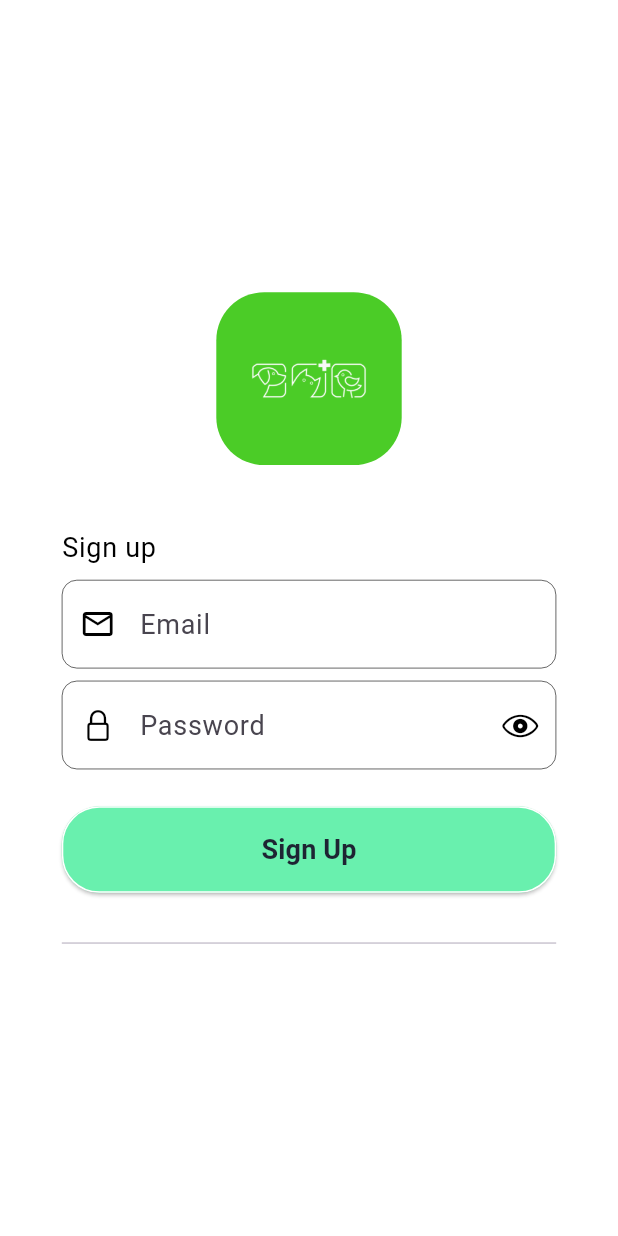
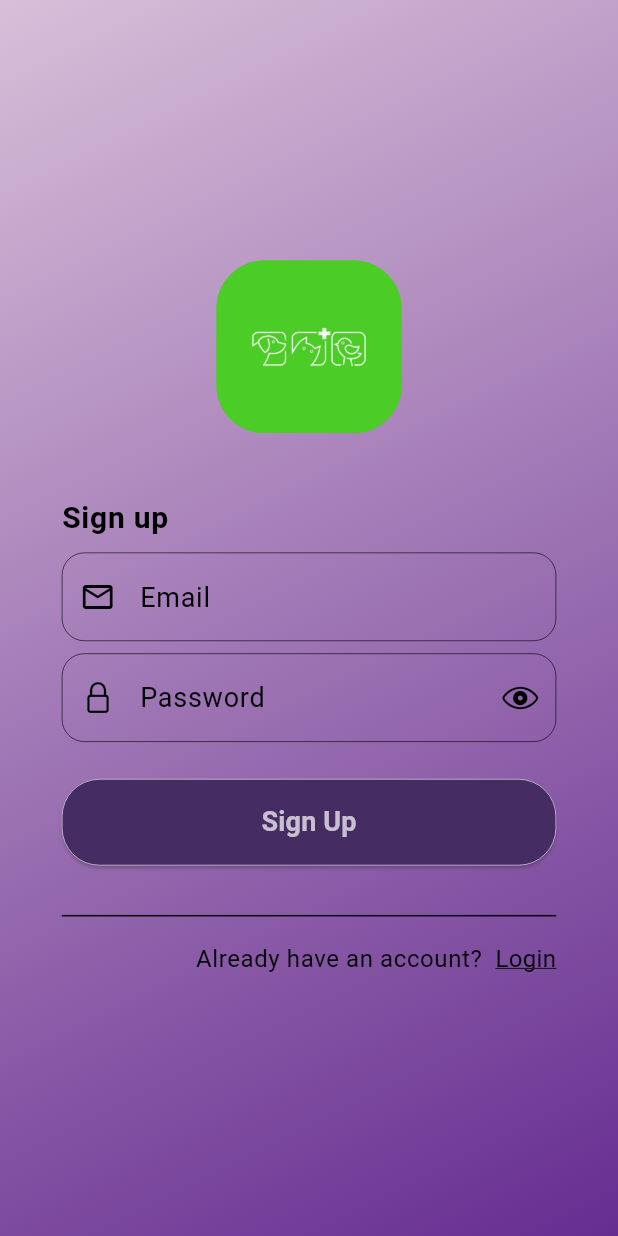
Before and after one commit to akp-dev2230/petmate, a Flutter app: the screen it shows after launch, after a tap on "Get Started", after a tap on "Next", after a tap on "Sign Up", on a phone screen of 412 x 824 dp. Run offline on Flutter 3.47's test engine with Material 3 defaults, Android fonts, the phone set to English and light mode, and no system bars; our stand-ins replace animate_do, cloud_firestore, firebase_auth, firebase_core, flutter_rating_bar, get and 4 more; accounts and stored records are empty.

Commit message:
changes in UI of the application

```diff
--- a/lib/app_theme.dart
+++ b/lib/app_theme.dart
@@ -1,46 +1,22 @@
-import 'package:flutter/cupertino.dart';
 import 'package:flutter/material.dart';
 
 class AppTheme {
-  static ThemeData lightTheme(BuildContext context) {
+  static ThemeData appTheme(BuildContext context) {
     double screenWidth = MediaQuery.of(context).size.width;
     double fontSize = screenWidth > 600 ? 22 : 18;
 
     return ThemeData(
-      brightness: Brightness.light,
       appBarTheme: const AppBarTheme(
-        backgroundColor: Colors.white,
-        foregroundColor: Colors.black,
+        backgroundColor: Color(0xFF452c63),
+        elevation: 2.0,
       ),
       useMaterial3: true,
-      textTheme: TextTheme(
-        bodyLarge: TextStyle(fontSize: fontSize, color: Colors.black),
-        bodyMedium: const TextStyle(fontSize: 16, color: Colors.black54)
+      textTheme: const TextTheme(
+        bodyLarge: TextStyle(fontSize: 20, fontWeight: FontWeight.bold, color: Colors.black),
+        titleMedium: TextStyle(fontSize: 18, fontWeight: FontWeight.bold, color: Colors.black),
+        bodyMedium: TextStyle(fontSize: 18, color: Colors.black),
+        bodySmall: TextStyle(fontSize: 16, color: Colors.black),
       ),
-      navigationBarTheme: const NavigationBarThemeData(
-        backgroundColor: CupertinoColors.systemGrey6,
-      )
-    );
-  }
-
-  static ThemeData darkTheme(BuildContext context) {
-    double screenWidth = MediaQuery.of(context).size.width;
-    double fontSize = screenWidth > 600 ? 22 : 18;
-
-    return ThemeData(
-      brightness: Brightness.dark,
-      appBarTheme: const AppBarTheme(
-        backgroundColor: Color(0xFF1E2433),
-        foregroundColor: Colors.white,
-      ),
-      useMaterial3: true,
-      textTheme: TextTheme(
-        bodyLarge: TextStyle(fontSize: fontSize, color: Colors.white),
-        bodyMedium: const TextStyle(fontSize: 16, color: CupertinoColors.systemGrey),
-      ),
-      navigationBarTheme: const NavigationBarThemeData(
-        backgroundColor: Color(0xFF2b2f3d),
-      )
     );
   }
 }
--- /dev/null
+++ b/lib/background.dart
@@ -0,0 +1,19 @@
+import 'package:flutter/material.dart';
+
+Widget backGround({required Widget child}){
+  return Container(
+    width: double.infinity,
+    height: double.infinity,
+    decoration: const BoxDecoration(
+      gradient: LinearGradient(
+        begin: Alignment.topLeft, // Starting point of the gradient
+        end: Alignment.bottomRight, // Ending point of the gradient
+        colors: [
+          Color(0xFFD8BFD8),  // First gradient color
+          Color(0xFF662d91)  // Second gradient color
+        ],
+      ),
+    ),
+    child: child,
+  );
+}
--- a/lib/commonwidgets/commonbutton.dart
+++ b/lib/commonwidgets/commonbutton.dart
@@ -3,11 +3,12 @@ import 'package:flutter/material.dart';
 Widget commonButton({width, height, onNavigate, buttonName}){
   return ElevatedButton(
     style: ElevatedButton.styleFrom(
-      backgroundColor: Colors.greenAccent,
+      backgroundColor: const Color(0xFF452c63),
       foregroundColor: Colors.black, // Text color
       shape: RoundedRectangleBorder(
         side: const BorderSide(
             color: Colors.white,
+          width: 0.4
         ),
         borderRadius: BorderRadius.circular(25),
       ),
@@ -17,7 +18,7 @@ Widget commonButton({width, height, onNavigate, buttonName}){
     child: Text(
       buttonName,
       style: const TextStyle(
-        color: Color(0xFF1E2433),
+        color: Colors.white70,
         fontSize: 18,
         fontWeight: FontWeight.bold,
       ),
--- a/lib/commonwidgets/commontextfield.dart
+++ b/lib/commonwidgets/commontextfield.dart
@@ -4,21 +4,24 @@ Widget commonTextfield({controller, obstxt, preFixIcon, hinttext, suFFixIcon, su
   return TextField(
     controller: controller,
     obscureText: obstxt ?? false,
+    cursorColor: Colors.black,
+    style: const TextStyle(fontSize: 18, fontWeight: FontWeight.w400, color: Colors.black),
     decoration: InputDecoration(
-      prefixIcon: Icon(preFixIcon,color: Theme.of(context).appBarTheme.foregroundColor,),
+      prefixIcon: Icon(preFixIcon, color: Colors.black,),
       hintText: hinttext,
-      suffixIcon: IconButton(onPressed: suffIconPressed, icon: Icon(suFFixIcon,color: Theme.of(context).appBarTheme.foregroundColor,)),
+      hintStyle: const TextStyle(fontSize: 18, fontWeight: FontWeight.w400, color: Colors.black),
+      suffixIcon: IconButton(onPressed: suffIconPressed, icon: Icon(suFFixIcon,color: Colors.black,)),
       enabledBorder: OutlineInputBorder(
-            borderRadius: BorderRadius.circular(10.0),
-            borderSide: BorderSide(
-              color: Theme.of(context).appBarTheme.foregroundColor!,
+            borderRadius: BorderRadius.circular(15.0),
+            borderSide: const BorderSide(
+              color: Colors.black,
               width: 0.4,
             )
         ),
       focusedBorder: OutlineInputBorder(
-          borderRadius: BorderRadius.circular(10.0),
-          borderSide: BorderSide(
-            color: Theme.of(context).appBarTheme.foregroundColor!,
+          borderRadius: BorderRadius.circular(15.0),
+          borderSide: const BorderSide(
+            color: Colors.black,
             width: 1.0,
           )
       ),
--- a/lib/main.dart
+++ b/lib/main.dart
@@ -31,8 +31,7 @@ class MyApp extends StatelessWidget {
     return GetMaterialApp(
       title: 'PetMate',
       debugShowCheckedModeBanner: false,
-      theme: AppTheme.lightTheme(context),
-      darkTheme: AppTheme.darkTheme(context),
+      theme: AppTheme.appTheme(context),
       themeMode: ThemeMode.system,
       home: isLoggedIn ? const Landing() : const IntroPage(),
     );
--- a/lib/views/Cart/cart.dart
+++ b/lib/views/Cart/cart.dart
@@ -1,5 +1,4 @@
 import 'package:cloud_firestore/cloud_firestore.dart';
-import 'package:flutter/cupertino.dart';
 import 'package:flutter/material.dart';
 import 'package:get/get.dart';
 import 'package:petmate/Services/firestore_services.dart';
--- a/lib/views/Userinfo/accountinfo.dart
+++ b/lib/views/Userinfo/accountinfo.dart
@@ -4,6 +4,7 @@ import 'package:flutter/cupertino.dart';
 import 'package:flutter/material.dart';
 import 'package:get/get.dart';
 import 'package:petmate/Services/firestore_services.dart';
+import 'package:petmate/background.dart';
 import 'package:petmate/controllers/profile_controller.dart';
 import 'package:petmate/views/Userinfo/wishlist_screen.dart';
 import 'package:petmate/views/authentication_screen/loginscreen.dart';
@@ -23,8 +24,8 @@ class Accountinfo extends StatelessWidget {
     final profileIconsTitle = ["Profile", "My Orders", "Wishlist", "Manage Address", "Privacy policy", "Help and support",];
 
     return Scaffold(
-      backgroundColor: Theme.of(context).appBarTheme.backgroundColor,
-      body: StreamBuilder(
+      body: backGround(
+        child: StreamBuilder(
           stream: FirestoreServices.getUser(),
           builder: (BuildContext context, AsyncSnapshot<QuerySnapshot> snapshot){
 
@@ -140,6 +141,7 @@ class Accountinfo extends StatelessWidget {
             }
           },
         ),
+      ),
     );
   }
 }
--- a/lib/views/authentication_screen/forgetpasswordscreen.dart
+++ b/lib/views/authentication_screen/forgetpasswordscreen.dart
@@ -1,5 +1,6 @@
 import 'package:flutter/material.dart';
 import 'package:get/get.dart';
+import 'package:petmate/background.dart';
 import 'package:petmate/commonwidgets/commonbutton.dart';
 import 'package:petmate/commonwidgets/commontextfield.dart';
 import 'package:petmate/controllers/auth_controller.dart';
@@ -37,8 +38,8 @@ class _ForgetPasswordScreenState extends State<ForgetPasswordScreen> {
     final screenHeight = MediaQuery.of(context).size.height ;
 
     return Scaffold(
-      backgroundColor: Theme.of(context).appBarTheme.backgroundColor,
-      body: Padding(
+      body: backGround(
+        child: Padding(
           padding: EdgeInsets.symmetric(
             horizontal: MediaQuery.of(context).orientation == Orientation.portrait ? screenWidth*0.10 : screenWidth*0.15,
             vertical: MediaQuery.of(context).orientation == Orientation.portrait ? screenHeight*0.05 : screenHeight*0.10,
@@ -78,6 +79,7 @@ class _ForgetPasswordScreenState extends State<ForgetPasswordScreen> {
             ],
           ),
         ),
+      ),
     );
   }
 }
--- a/lib/views/authentication_screen/loginscreen.dart
+++ b/lib/views/authentication_screen/loginscreen.dart
@@ -1,10 +1,12 @@
 import 'package:flutter/cupertino.dart';
 import 'package:flutter/material.dart';
 import 'package:get/get.dart';
+import 'package:petmate/background.dart';
 import 'package:petmate/commonwidgets/commonbutton.dart';
 import 'package:petmate/commonwidgets/commontextfield.dart';
 import 'package:petmate/controllers/auth_controller.dart';
 import 'package:petmate/views/authentication_screen/forgetpasswordscreen.dart';
+import 'package:petmate/views/authentication_screen/signupscreen.dart';
 import 'package:petmate/views/landing_screen/landing.dart';
 
 
@@ -51,8 +53,8 @@ class _LoginScreenState extends State<LoginScreen> {
     final screenHeight = MediaQuery.of(context).size.height ;
 
     return Scaffold(
-      backgroundColor: Theme.of(context).appBarTheme.backgroundColor,
-      body: Center(
+      body: backGround(
+        child: Center(
           child: SingleChildScrollView(
             child: Padding(
               padding: EdgeInsets.symmetric(
@@ -83,7 +85,7 @@ class _LoginScreenState extends State<LoginScreen> {
                   SizedBox(height: MediaQuery.of(context).orientation == Orientation.portrait ? screenHeight*0.01 : screenHeight*0.03,),
                   commonTextfield(
                     controller: emailController,
-                  preFixIcon: Icons.email_outlined,
+                    preFixIcon: CupertinoIcons.mail,
                     hinttext: "Email",
                     context: context,
                   ),
@@ -117,12 +119,12 @@ class _LoginScreenState extends State<LoginScreen> {
                         },
                         child: Text(
                           "Forget Password ?",
-                        style: Theme.of(context).textTheme.bodyLarge,
+                          style: Theme.of(context).textTheme.bodySmall,
                         ),
                       )
                     ],
                   ),
-                const Divider(height: 1,),
+                  const Divider(height: 1, color: Colors.black,),
                   Center(
                     child: Text(
                       "OR",
@@ -136,7 +138,24 @@ class _LoginScreenState extends State<LoginScreen> {
                     buttonName: "Continue with Google",
                     onNavigate: (){},
                   ),
+                  SizedBox(height:MediaQuery.of(context).orientation == Orientation.portrait ? screenHeight*0.02 : screenHeight*0.05),
+                  Row(
+                    mainAxisAlignment: MainAxisAlignment.end,
+                    children: [
+                      Text("Don't have an account?  ", style: Theme.of(context).textTheme.bodySmall,),
+                      InkWell(
+                        onTap: (){
+                          Navigator.pushReplacement(context, MaterialPageRoute(builder: (context)=> const SignUpScreen()));
+                        },
+                        child: const Text(
+                          "Sign up",
+                          style: TextStyle(fontSize: 16, color: Colors.black, decoration: TextDecoration.underline),
+                        ),
+                      )
                     ],
+                  ),
+                ],
+              ),
             ),
           ),
         ),
--- a/lib/views/authentication_screen/signupscreen.dart
+++ b/lib/views/authentication_screen/signupscreen.dart
@@ -1,6 +1,7 @@
 import 'package:flutter/cupertino.dart';
 import 'package:flutter/material.dart';
 import 'package:get/get.dart';
+import 'package:petmate/background.dart';
 import 'package:petmate/commonwidgets/commonbutton.dart';
 import 'package:petmate/commonwidgets/commontextfield.dart';
 import 'package:petmate/controllers/auth_controller.dart';
@@ -43,8 +44,8 @@ class _SignUpScreenState extends State<SignUpScreen> {
     final screenHeight = MediaQuery.of(context).size.height;
 
     return Scaffold(
-      backgroundColor: Theme.of(context).appBarTheme.backgroundColor,
-      body: Center(
+      body: backGround(
+        child: Center(
           child: SingleChildScrollView(
             child: Padding(
               padding: EdgeInsets.symmetric(
@@ -101,8 +102,25 @@ class _SignUpScreenState extends State<SignUpScreen> {
                     onNavigate: ()=>signUp(),
                   ),
                   SizedBox(height: MediaQuery.of(context).orientation == Orientation.portrait ? screenHeight*0.04 : screenHeight*0.06),
-                const Divider(height: 1),
+                  const Divider(height: 1, color: Colors.black,),
+                  SizedBox(height:MediaQuery.of(context).orientation == Orientation.portrait ? screenHeight*0.02 : screenHeight*0.05),
+                  Row(
+                    mainAxisAlignment: MainAxisAlignment.end,
+                    children: [
+                      Text("Already have an account?  ", style: Theme.of(context).textTheme.bodySmall,),
+                      InkWell(
+                        onTap: (){
+                          Navigator.pushReplacement(context, MaterialPageRoute(builder: (context)=> const LoginScreen()));
+                        },
+                        child: const Text(
+                          "Login",
+                          style: TextStyle(fontSize: 16, color: Colors.black, decoration: TextDecoration.underline),
+                        ),
+                      )
                     ],
+                  ),
+                ],
+              ),
             ),
           ),
         ),
--- a/lib/views/landing_screen/home_screen.dart
+++ b/lib/views/landing_screen/home_screen.dart
@@ -1,5 +1,6 @@
 import 'package:firebase_auth/firebase_auth.dart';
 import 'package:flutter/material.dart';
+import 'package:petmate/background.dart';
 import 'package:petmate/views/Clinic/clinic.dart';
 import 'package:petmate/views/Pharmacy/pharmacy.dart';
 import 'package:petmate/views/Userinfo/accountinfo.dart';
@@ -66,7 +67,8 @@ class _HomeScreenState extends State<HomeScreen> {
           ],
         ),
       ),
-      body: SingleChildScrollView(
+      body: backGround(
+        child: SingleChildScrollView(
           child: Column(
             crossAxisAlignment: CrossAxisAlignment.start,
             children: [
@@ -102,6 +104,7 @@ class _HomeScreenState extends State<HomeScreen> {
               SizedBox(height: 10),
               CategoryGrid(),
             ],
+          ),
         ),
       ),
     );
--- a/lib/views/welcoming_screen/display.dart
+++ b/lib/views/welcoming_screen/display.dart
@@ -1,4 +1,5 @@
 import 'package:flutter/material.dart';
+import 'package:petmate/background.dart';
 import 'package:petmate/views/authentication_screen/loginscreen.dart';
 import 'package:petmate/views/authentication_screen/signupscreen.dart';
 
@@ -57,7 +58,7 @@ class _OnboardingScreenState extends State<Display> {
       height: 8,
       width: isActive ? 16 : 8,
       decoration: BoxDecoration(
-        color: isActive ? Colors.greenAccent : Colors.black,
+        color: isActive ? const Color(0xFF452c63) : Colors.black,
         borderRadius: BorderRadius.circular(4),
       ),
     );
@@ -69,8 +70,8 @@ class _OnboardingScreenState extends State<Display> {
     final screenHeight = MediaQuery.of(context).size.height;
 
     return Scaffold(
-      backgroundColor: Theme.of(context).appBarTheme.backgroundColor,
-      body: SafeArea(
+      body: backGround(
+        child: SafeArea(
           child: SingleChildScrollView(
             child: Column(
               children: [
@@ -103,10 +104,10 @@ class _OnboardingScreenState extends State<Display> {
                             Text(
                               page["title"]!,
                               textAlign: TextAlign.center,
-                            style: TextStyle(
+                              style: const TextStyle(
                                 fontSize: 24,
                                 fontWeight: FontWeight.bold,
-                              color: Theme.of(context).appBarTheme.foregroundColor,
+                                color: Colors.black,
                               ),
                             ),
                             SizedBox(height: screenHeight * 0.02),
@@ -144,7 +145,7 @@ class _OnboardingScreenState extends State<Display> {
                       ElevatedButton(
                         onPressed: _onNextPressed,
                         style: ElevatedButton.styleFrom(
-                        backgroundColor: Colors.greenAccent,
+                          backgroundColor: const Color(0xFF452c63),
                           padding: EdgeInsets.symmetric(
                             horizontal: MediaQuery.of(context).orientation == Orientation.portrait ? screenWidth*0.35 : screenWidth*0.25,
                             vertical: MediaQuery.of(context).orientation == Orientation.portrait ? screenHeight*0.025 : screenHeight*0.05,
@@ -156,7 +157,7 @@ class _OnboardingScreenState extends State<Display> {
                         child: Text(
                           _currentPage == _pages.length - 1 ? "Login" : "Next",
                           style: const TextStyle(
-                          color: Color(0xFF1E2433),
+                            color: Colors.white70,
                             fontSize: 18,
                             fontWeight: FontWeight.bold,
                           ),
@@ -177,6 +178,7 @@ class _OnboardingScreenState extends State<Display> {
             ),
           ),
         ),
+      ),
     );
   }
 }
--- a/lib/views/welcoming_screen/intropage.dart
+++ b/lib/views/welcoming_screen/intropage.dart
@@ -1,5 +1,6 @@
 import 'package:flutter/material.dart';
 import 'package:lottie/lottie.dart';
+import 'package:petmate/background.dart';
 import 'package:petmate/views/welcoming_screen/display.dart';
 
 
@@ -19,8 +20,8 @@ class _IntroPageState extends State<IntroPage> {
     final screenWidth = MediaQuery.of(context).size.width;
 
     return Scaffold(
-      backgroundColor: Theme.of(context).appBarTheme.backgroundColor,
-      body: Center(
+      body: backGround(
+        child: Center(
           child: SingleChildScrollView(
             child: Padding(
               padding: EdgeInsets.symmetric(
@@ -137,6 +138,7 @@ class _IntroPageState extends State<IntroPage> {
             ),
           ),
         ),
+      ),
     );
   }
 }
```
Lines whose indentation alone changed are shown as unchanged.
